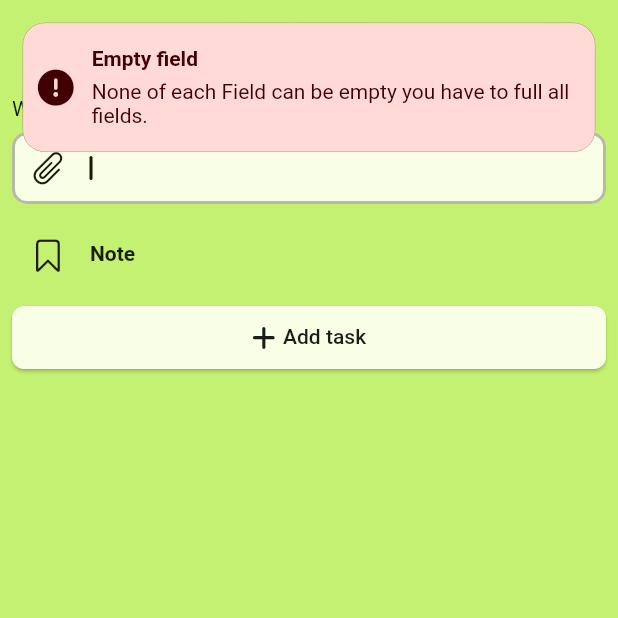
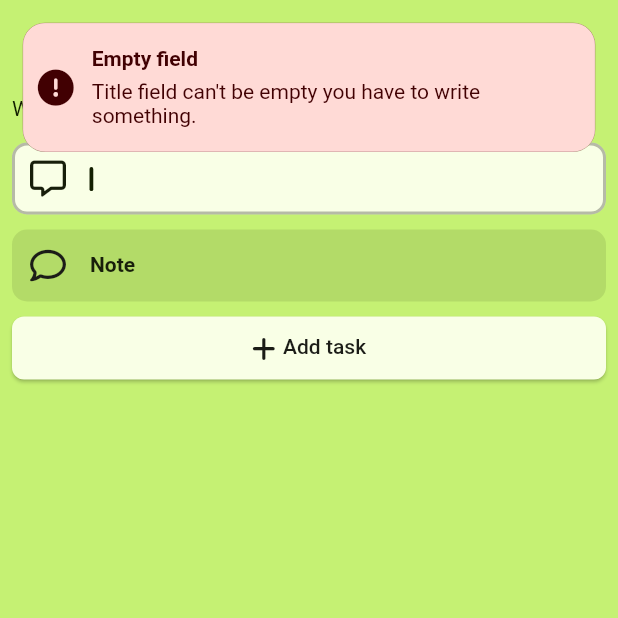
Before and after one commit to RasulM97/todo_app, a Flutter app: the AddTaskScreen screen opened by its route, after a tap on an icon or button, on a phone screen of 412 x 824 dp, the top half of it. Run offline on Flutter 3.47's test engine with Material 2 defaults, Android fonts, the phone set to English and light mode, and no system bars; our stand-ins replace font_awesome_flutter, get, get_storage, google_fonts, package_info_plus; accounts and stored records are empty.

Commit message:
version, theme, ui improved

```diff
--- a/lib/bindings/bindings.dart
+++ b/lib/bindings/bindings.dart
@@ -2,7 +2,6 @@ import 'package:get/get.dart';
 import 'package:todo/controllers/splash_controller.dart';
 import 'package:todo/controllers/task_controller.dart';
 import 'package:todo/controllers/text_field_controller.dart';
-import 'package:todo/controllers/theme_controller.dart';
 
 class AppBindings extends Bindings{
   @override
--- a/lib/main.dart
+++ b/lib/main.dart
@@ -8,8 +8,14 @@ import 'package:todo/controllers/theme_controller.dart';
 import 'package:todo/routes/routes.dart';
 
 void main() async {
+  WidgetsFlutterBinding.ensureInitialized();
+  SystemChrome.setPreferredOrientations([
+    DeviceOrientation.portraitUp,
+    DeviceOrientation.portraitDown,
+  ]);
   await GetStorage.init();
   Get.put(ThemeController());
+  // Get.putAsync(() => SplashController());
   SystemChrome.setSystemUIOverlayStyle(
     const SystemUiOverlayStyle(statusBarColor: Colors.transparent),
   );
--- a/lib/screens/add_task_screen.dart
+++ b/lib/screens/add_task_screen.dart
@@ -1,4 +1,3 @@
-import 'package:flutter/cupertino.dart';
 import 'package:flutter/material.dart';
 import 'package:font_awesome_flutter/font_awesome_flutter.dart';
 import 'package:get/get.dart';
@@ -51,7 +50,7 @@ class AddTaskScreen extends StatelessWidget {
                 mainAxisAlignment: MainAxisAlignment.spaceBetween,
                 children: [
                   Padding(
-                    padding: const EdgeInsets.only(bottom: 8.0),
+                    padding: const EdgeInsets.only(bottom: 15.0),
                     child: Text(
                       'What is your plan today?',
                       style: TextStyle(
@@ -84,6 +83,7 @@ class TitleInputText extends StatelessWidget {
         showCursor: true,
         cursorRadius: const Radius.circular(50),
         cursorColor: Theme.of(context).colorScheme.onPrimary,
+        cursorWidth: 2.5,
         autofocus: true,
         controller: Get.find<TextFieldController>().taskTitle,
         style: TextStyle(
@@ -93,7 +93,7 @@ class TitleInputText extends StatelessWidget {
             filled: true,
             fillColor: Theme.of(context).colorScheme.surface,
             prefixIcon: Icon(
-              CupertinoIcons.paperclip,
+              FontAwesomeIcons.message,
               color: Theme.of(context).colorScheme.onSecondary,
             ),
             labelText: 'Title',
@@ -131,20 +131,25 @@ class NoteInputText extends StatelessWidget {
         cursorColor: Theme.of(context).colorScheme.onPrimary,
         cursorWidth: 2.5,
         minLines: 1,
-        maxLines: 5,
+        maxLines: 10,
         style: TextStyle(
             fontWeight: FontWeight.bold,
             color: Theme.of(context).colorScheme.onSecondary),
         controller: Get.find<TextFieldController>().taskNote,
         decoration: InputDecoration(
+          filled: true,
+          fillColor: Theme.of(context).colorScheme.onSecondary.withOpacity(.1),
           prefixIcon: Icon(
-            CupertinoIcons.bookmark,
+            FontAwesomeIcons.comment,
             color: Theme.of(context).colorScheme.onSurface,
           ),
           labelText: 'Note',
           labelStyle:
               TextStyle(color: Theme.of(context).colorScheme.onSecondary),
-          border: InputBorder.none,
+          border: const OutlineInputBorder(
+              borderRadius: BorderRadius.all(Radius.circular(10)),
+            borderSide: BorderSide.none,
+              ),
         ),
       ),
     );
@@ -175,9 +180,9 @@ class AddButtonWidget extends StatelessWidget {
               foregroundColor: MaterialStateProperty.all<Color>(
                   Theme.of(context).colorScheme.onSurface)),
           onPressed: () {
-            if (Get.find<TextFieldController>().taskTitle!.text == '' ||
-                Get.find<TextFieldController>().taskNote!.text == '') {
+            if (Get.find<TextFieldController>().taskTitle!.text == '') {
               emptyFields(context);
+              return;
             } else if (Get.find<TaskController>().isEditing) {
               editingTask();
             } else {
@@ -207,7 +212,7 @@ class AddButtonWidget extends StatelessWidget {
           ),
         ),
         messageText: Text(
-          'None of each Field can be empty you have to full all fields.',
+          'Title field can\'t be empty you have to write something.',
           style: TextStyle(
             color: Theme.of(context).colorScheme.onError,
           ),
@@ -221,6 +226,9 @@ class AddButtonWidget extends StatelessWidget {
   }
 
   void editingTask() {
+    if(Get.isSnackbarOpen){
+      return;
+    }else {
       var editTask =
           Get.find<TaskController>().tasks[Get.find<TaskController>().index];
 
@@ -232,8 +240,12 @@ class AddButtonWidget extends StatelessWidget {
       Get.find<TaskController>().isEditing = false;
       Get.back();
     }
+  }
 
   void addingTask() {
+    if(Get.isSnackbarOpen){
+      return;
+    }else{
       Get.find<TaskController>().tasks.add(
         TaskModel(
           title: Get.find<TextFieldController>().taskTitle!.text,
@@ -243,6 +255,7 @@ class AddButtonWidget extends StatelessWidget {
       Get.find<TextFieldController>().taskTitle!.text = '';
       Get.find<TextFieldController>().taskNote!.text = '';
       Get.back();
+    }
   }
 
   Widget changeButtonMode() {
--- a/pubspec.yaml
+++ b/pubspec.yaml
@@ -15,7 +15,7 @@ publish_to: 'none' # Remove this line if you wish to publish to pub.dev
 # In iOS, build-name is used as CFBundleShortVersionString while build-number used as CFBundleVersion.
 # Read more about iOS versioning at
 # https://developer.apple.com/library/archive/documentation/General/Reference/InfoPlistKeyReference/Articles/CoreFoundationKeys.html
-version: 1.0.0+1
+version: 0.0.2
 
 environment:
   sdk: ">=2.17.3 <3.0.0"
@@ -38,6 +38,7 @@ dependencies:
   google_fonts: any
   font_awesome_flutter: ^10.1.0
   get_storage: any
+  package_info_plus: ^1.4.2
 
 dev_dependencies:
   flutter_test:
```
Also changed, not shown: lib/screens/home_screen.dart (+10 -4 lines), lib/screens/info_screen.dart (+19 -7 lines), pubspec.lock, 2 other files. Lines whose indentation alone changed are shown as unchanged.
